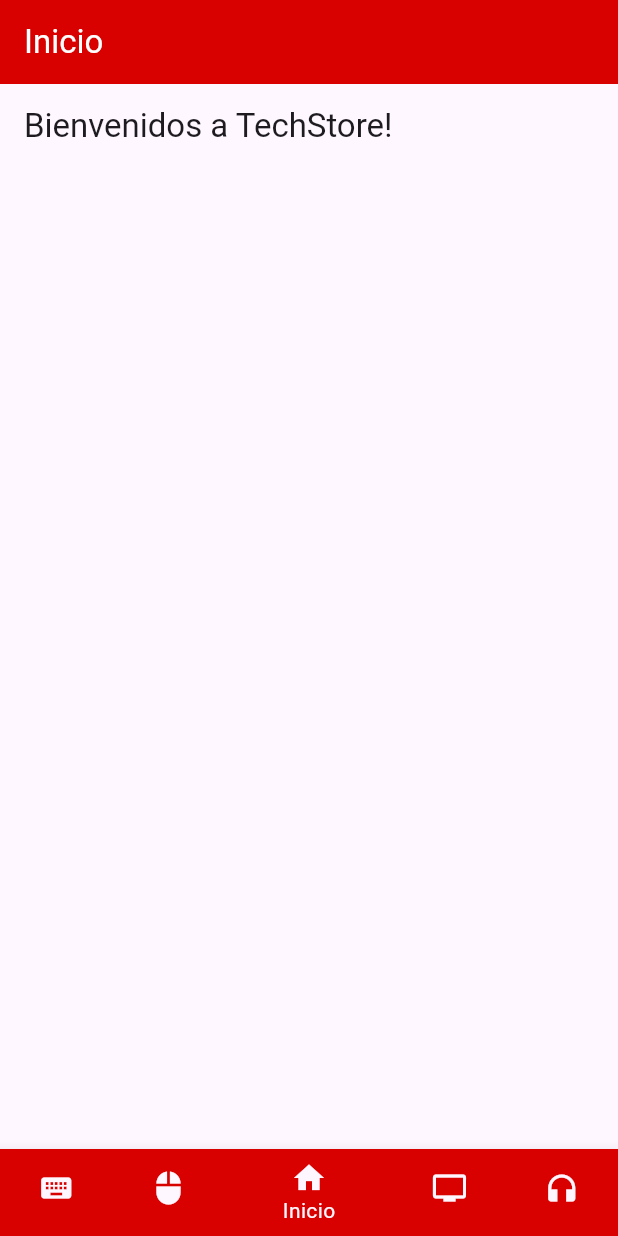
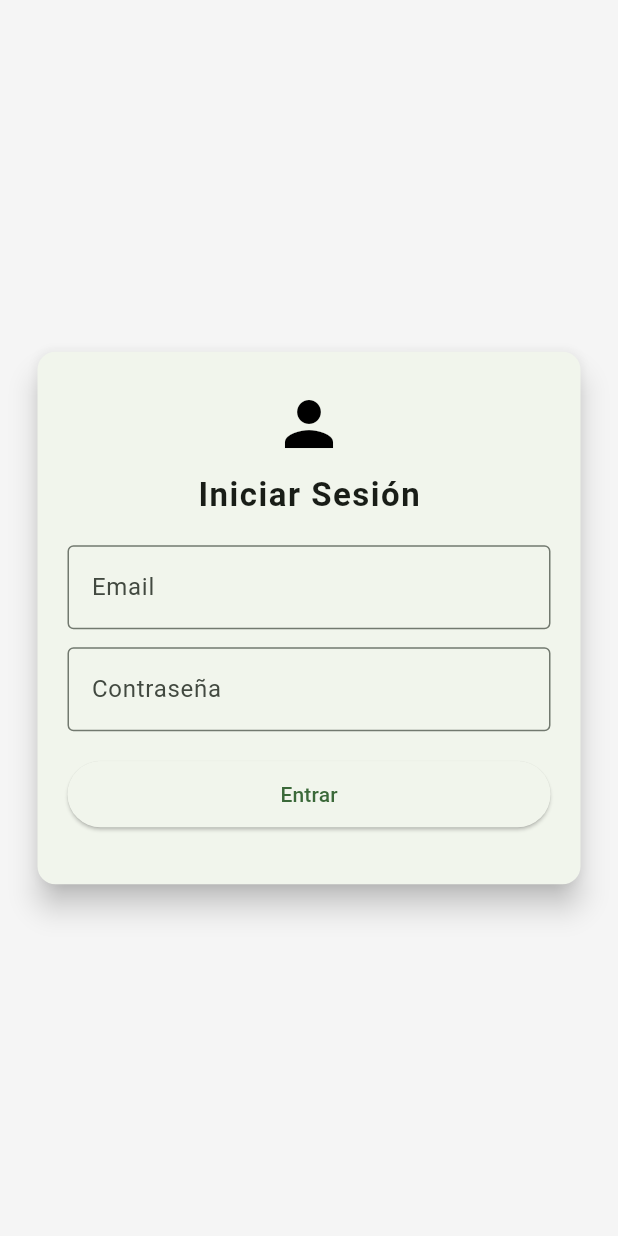
Before and after one commit to GabrielMolinaUsm135/PROYECTO-MOVIL-FRONTEND, a Flutter app: the screen it shows after launch, on a phone screen of 412 x 824 dp. Run offline on Flutter 3.47's test engine with Material 3 defaults, Android fonts, the phone set to English and light mode, and no system bars.

Commit message:
Login, y demo del main por arreglar
(en un ratito reviso el main bien, me surgio algo)

```diff
--- /dev/null
+++ b/flutter_application_1/lib/constants/app_colors.dart
@@ -0,0 +1,9 @@
+import 'package:flutter/material.dart';
+
+const Color primaryColor = Color(0xFF4CAF50);
+const Color secondaryColor = Color(0xFF0A1931);
+const Color backgroundColor = Color(0xFFF5F5F5);
+const Color textColor = Color(0xFF1A1A1A);
+const Color textSecondary = Color(0xFF757575);
+const Color borderColor = Color(0xFFE0E0E0);
+const Color accentColor = Color(0xFFFF9800);
--- a/flutter_application_1/lib/main.dart
+++ b/flutter_application_1/lib/main.dart
@@ -1,5 +1,9 @@
 import 'package:flutter/material.dart';
-import 'package:flutter_application_1/vistas/BottomNav.dart';
+import 'package:flutter_application_1/vistas/Login/LoginView.dart';
+import 'package:flutter_application_1/vistas/Login/CambiarPass.dart';
+import 'package:flutter_application_1/vistas/Login/CrearCuenta.dart';
+import 'package:flutter_application_1/vistas/HomePage.dart';
+import 'package:flutter_application_1/constants/app_colors.dart';
 
 void main() {
   runApp(const MainApp());
@@ -10,9 +14,38 @@
 
   @override
   Widget build(BuildContext context) {
-    return const MaterialApp(
+    return MaterialApp(
       debugShowCheckedModeBanner: false,
-      home: Bottomnav(),
+      title: 'Mi App',
+      initialRoute: '/',
+      onGenerateRoute: (settings) {
+        if (settings.name == '/' ||
+            settings.name == '/cambiar-pass' ||
+            settings.name == '/crear-cuenta' ||
+            settings.name == '/home') {
+          return MaterialPageRoute(
+            builder: (context) {
+              switch (settings.name) {
+                case '/cambiar-pass':
+                  return CambiarPass();
+                case '/crear-cuenta':
+                  return CrearCuenta();
+                case '/home':
+                  return HomePage();
+                default:
+                  return LoginView();
+              }
+            },
+          );
+        }
+        return MaterialPageRoute(builder: (context) => LoginView());
+      },
+      theme: ThemeData(
+        useMaterial3: true,
+        colorScheme: ColorScheme.fromSeed(
+          seedColor: primaryColor,
+        ),
+      ),
     );
   }
 }
--- a/flutter_application_1/lib/models/audifonosProd.dart
+++ b/flutter_application_1/lib/models/audifonosProd.dart
@@ -26,7 +26,7 @@
     id: 'A2',
     nombre: 'Razer Kraken',
     descripcion: 'Modo manos libres incluido, Con cancelación de rui...',
-    precio: 299000,
+    precio: 80000,
     imageAsset: 'assets/images/Audifonos/razerkraken.png',
   ),
   Audifono(
--- /dev/null
+++ b/flutter_application_1/lib/vistas/Login/LoginView.dart
@@ -0,0 +1,122 @@
+import 'package:flutter/material.dart';
+import 'package:flutter_application_1/constants/app_colors.dart';
+import 'package:flutter_application_1/vistas/HomePage.dart';
+
+class LoginView extends StatefulWidget {
+  const LoginView({super.key});
+
+  @override
+  State<LoginView> createState() => _LoginViewState();
+}
+
+class _LoginViewState extends State<LoginView> {
+  final _formKey = GlobalKey<FormState>();
+  final TextEditingController _emailController = TextEditingController();
+  final TextEditingController _passwordController = TextEditingController();
+  String? _error;
+
+  @override
+  void dispose() {
+    _emailController.dispose();
+    _passwordController.dispose();
+    super.dispose();
+  }
+
+  void _handleSubmit() {
+    setState(() => _error = null);
+    if (!_formKey.currentState!.validate()) return;
+
+    final email = _emailController.text.trim();
+    final password = _passwordController.text;
+
+    if (email.isEmpty || password.isEmpty) {
+      setState(() => _error = 'Debe completar todos los campos');
+      return;
+    }
+
+    Navigator.pushReplacement(
+      context,
+      MaterialPageRoute(builder: (context) => HomePage()),
+    );
+  }
+
+  @override
+  Widget build(BuildContext context) {
+    return Scaffold(
+      backgroundColor: backgroundColor,
+      body: Center(
+        child: SingleChildScrollView(
+          padding: const EdgeInsets.all(16.0),
+          child: ConstrainedBox(
+            constraints: const BoxConstraints(minWidth: 340, maxWidth: 370),
+            child: Card(
+              elevation: 8,
+              child: Padding(
+                padding: const EdgeInsets.symmetric(horizontal: 20.0, vertical: 24.0),
+                child: Column(
+                  mainAxisSize: MainAxisSize.min,
+                  children: [
+                    Column(
+                      children: const [
+                        Icon(Icons.person, size: 48, color: Colors.black),
+                        SizedBox(height: 8),
+                        Text('Iniciar Sesión', style: TextStyle(fontSize: 22, fontWeight: FontWeight.w700, letterSpacing: 1.0)),
+                      ],
+                    ),
+                    const SizedBox(height: 18),
+
+                    Form(
+                      key: _formKey,
+                      child: Column(
+                        children: [
+                          TextFormField(
+                            controller: _emailController,
+                            keyboardType: TextInputType.emailAddress,
+                            decoration: const InputDecoration(
+                              labelText: 'Email',
+                              hintText: 'Correo',
+                              border: OutlineInputBorder(),
+                            ),
+                          ),
+                          const SizedBox(height: 12),
+                          TextFormField(
+                            controller: _passwordController,
+                            obscureText: true,
+                            decoration: const InputDecoration(
+                              labelText: 'Contraseña',
+                              hintText: 'Contraseña',
+                              border: OutlineInputBorder(),
+                            ),
+                          ),
+                          const SizedBox(height: 18),
+                          SizedBox(
+                            width: double.infinity,
+                            child: ElevatedButton(
+                              onPressed: _handleSubmit,
+                              child: const Padding(
+                                padding: EdgeInsets.symmetric(vertical: 12.0),
+                                child: Text('Entrar'),
+                              ),
+                            ),
+                          ),
+                          if (_error != null) ...[
+                            const SizedBox(height: 12),
+                            Text(_error!, style: const TextStyle(color: Colors.red)),
+                          ],
+                        ],
+                      ),
+                    ),
+
+                    const SizedBox(height: 12),
+
+
+                  ],
+                ),
+              ),
+            ),
+          ),
+        ),
+      ),
+    );
+  }
+}
```
Also changed, not shown: flutter_application_1/lib/vistas/HomePage.dart (added, +361 -0 lines), flutter_application_1/lib/vistas/Login/CambiarPass.dart (added, +17 -0 lines), flutter_application_1/lib/vistas/Login/CrearCuenta.dart (added, +17 -0 lines), flutter_application_1/lib/vistas/Mouse.dart (added, +15 -0 lines), flutter_application_1/lib/vistas/Pagina4.dart (added, +14 -0 lines).
